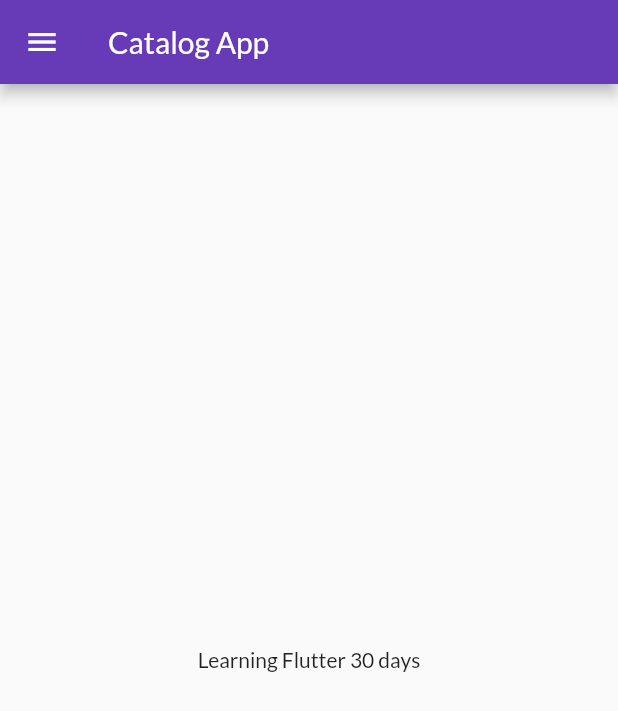
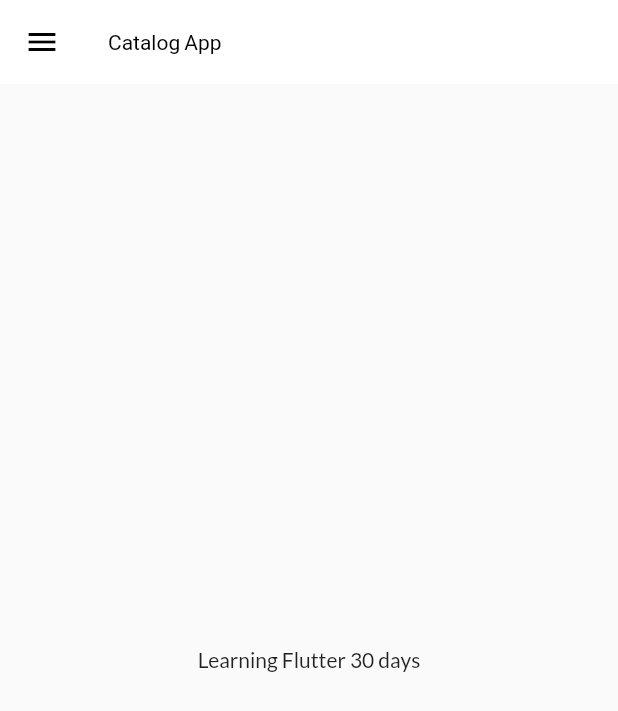
Before and after one commit to shahriar11s/FlutterLearning, a Flutter app: the screen it shows after launch, on a phone screen of 412 x 824 dp. Shown: the top 711 px of the screen. Run offline on Flutter 3.47's test engine with Material 2 defaults, Android fonts, the phone set to English and light mode, and no system bars; our stand-ins replace google_fonts.

Commit message:
themes extraction done

```diff
--- a/lib/main.dart
+++ b/lib/main.dart
@@ -1,8 +1,9 @@
-// ignore_for_file: prefer_const_constructors
+// ignore_for_file: prefer_const_constructors, unused_import
 
 import 'package:flutter/material.dart';
 import 'package:flutter_tutorial/pages/home_page.dart';
 import 'package:flutter_tutorial/utils/routes.dart';
+import 'package:flutter_tutorial/widgets/themes.dart';
 import 'package:google_fonts/google_fonts.dart';
 import 'package:flutter_tutorial/pages/login_page.dart';
 
@@ -18,13 +19,8 @@ class MyApp extends StatelessWidget {
     return MaterialApp(
       //home: HomePage(),
       themeMode: ThemeMode.light,
-      theme: ThemeData(
-          primarySwatch: Colors.deepPurple,
-          fontFamily: GoogleFonts.lato().fontFamily),
-      //debugShowCheckedModeBanner: false,
-      darkTheme: ThemeData(
-        brightness: Brightness.dark,
-      ),
+      theme: MyTheme.lightTheme(context),
+      darkTheme: MyTheme.darkTheme(context),
       debugShowCheckedModeBanner: false,
 
       initialRoute: MyRoutes.homeRoute,
--- a/lib/pages/home_page.dart
+++ b/lib/pages/home_page.dart
@@ -1,4 +1,4 @@
-// ignore_for_file: prefer_const_constructors
+// ignore_for_file: prefer_const_constructors, avoid_unnecessary_containers
 
 import 'package:flutter/material.dart';
 import 'package:flutter_tutorial/widgets/drawer.dart';
--- /dev/null
+++ b/lib/widgets/themes.dart
@@ -0,0 +1,21 @@
+// ignore_for_file: prefer_const_constructors, deprecated_member_use
+
+import 'package:flutter/material.dart';
+import 'package:google_fonts/google_fonts.dart';
+
+class MyTheme {
+  static ThemeData lightTheme(BuildContext context) => ThemeData(
+      primarySwatch: Colors.deepPurple,
+      fontFamily: GoogleFonts.lato().fontFamily,
+      appBarTheme: AppBarTheme(
+        color: Colors.white,
+        elevation: 0.0,
+        iconTheme: IconThemeData(color: Colors.black),
+        titleTextStyle: TextStyle(color: Colors.black),
+        //textTheme: Theme.of(context).textTheme,
+      ));
+
+  static ThemeData darkTheme(BuildContext context) => ThemeData(
+        brightness: Brightness.dark,
+      );
+}
```
